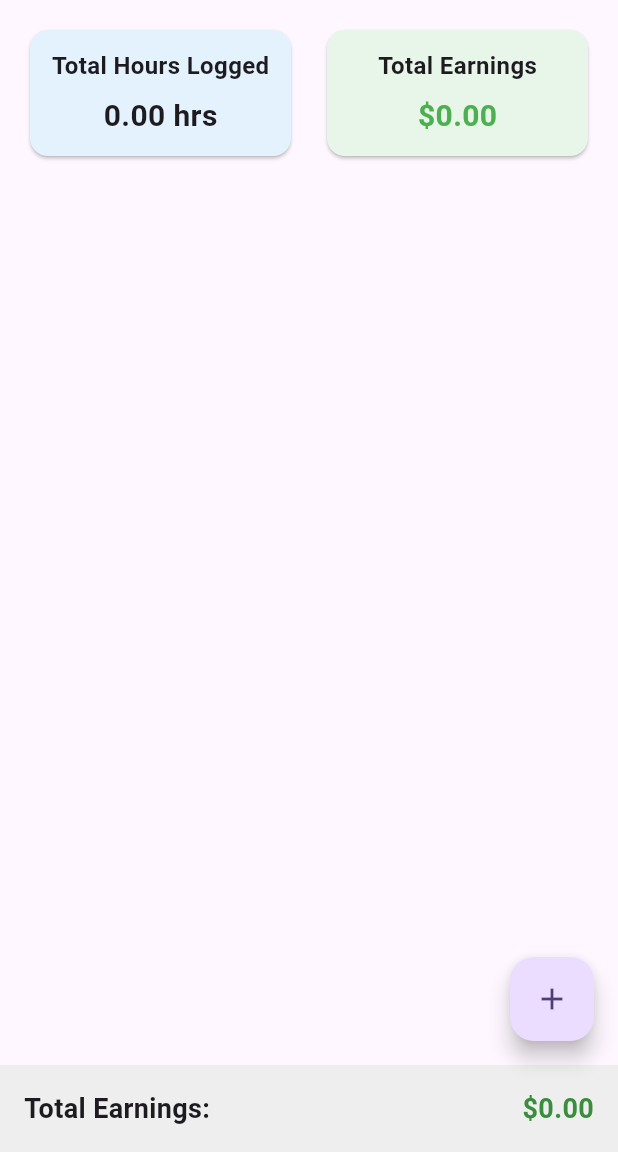
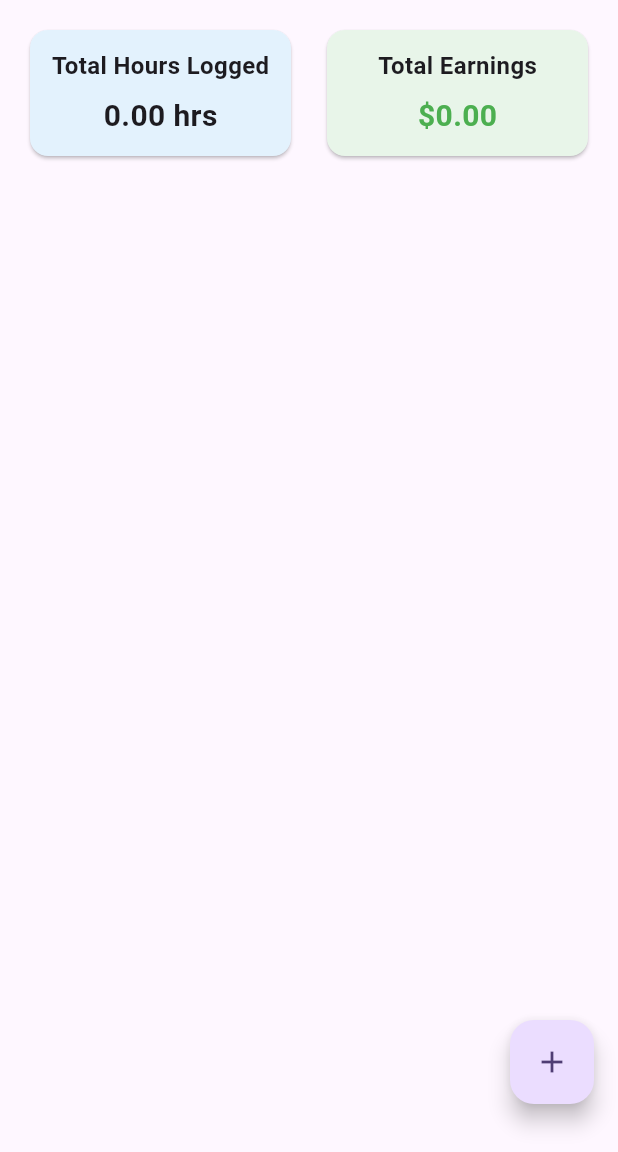
Before and after one commit to morgan-mcnabb/timesheettracker, a Flutter app: the screen it shows after launch, on a phone screen of 412 x 824 dp, the part 84-1236 px from its top. Run offline on Flutter 3.47's test engine with Material 3 defaults, Android fonts, the phone set to English and light mode, and no system bars.

Commit message:
removed bottom bar

```diff
--- a/lib/main.dart
+++ b/lib/main.dart
@@ -665,39 +665,45 @@ class _MyHomePageState extends State<MyHomePage> {
           ),
         ),
       ),
-      floatingActionButton: FloatingActionButton(
+      // **Refined FAB Positioning: Removed Bottom "Total Earnings" and Added Padding Above FAB**
+      floatingActionButton: SafeArea( // Ensures FAB respects safe areas
+        child: Padding(
+          padding: const EdgeInsets.only(bottom: 16.0), // Adds padding above FAB
+          child: FloatingActionButton(
             onPressed: _navigateToAddEntry,
             tooltip: 'Add Time Entry',
             child: const Icon(Icons.add),
           ),
-      floatingActionButtonLocation: FloatingActionButtonLocation.endFloat, // Updated Location
-      bottomNavigationBar: Container(
-        padding: const EdgeInsets.all(16.0),
-        color: Colors.grey[200],
-        child: Row(
-          mainAxisAlignment: MainAxisAlignment.spaceBetween,
-          children: [
-            const Text(
-              'Total Earnings:',
-              style: TextStyle(
-                fontSize: 18,
-                fontWeight: FontWeight.bold,
         ),
       ),
-            Text(
-              '\$${totalEarnings.toStringAsFixed(2)}',
-              style: TextStyle(
-                fontSize: 18,
-                fontWeight: FontWeight.bold,
-                color: Colors.green[700],
-              ),
-            ),
-          ],
-        ),
-      ));
+      floatingActionButtonLocation: FloatingActionButtonLocation.endFloat, // Keeps FAB at the end float position
+      // Removed the bottomNavigationBar to prevent overlapping and redundancy
+      // bottomNavigationBar: Container(
+      //   padding: const EdgeInsets.all(16.0),
+      //   color: Colors.grey[200],
+      //   child: Row(
+      //     mainAxisAlignment: MainAxisAlignment.spaceBetween,
+      //     children: [
+      //       const Text(
+      //         'Total Earnings:',
+      //         style: TextStyle(
+      //           fontSize: 18,
+      //           fontWeight: FontWeight.bold,
+      //         ),
+      //       ),
+      //       Text(
+      //         '\$${totalEarnings.toStringAsFixed(2)}',
+      //         style: TextStyle(
+      //           fontSize: 18,
+      //           fontWeight: FontWeight.bold,
+      //           color: Colors.green[700],
+      //         ),
+      //       ),
+      //     ],
+      //   ),
+      // ),
+    );
 }
-
-
 
     String _formatDuration(Duration duration) {
       String twoDigits(int n) => n.toString().padLeft(2, '0');
```
Lines whose indentation alone changed are shown as unchanged.
